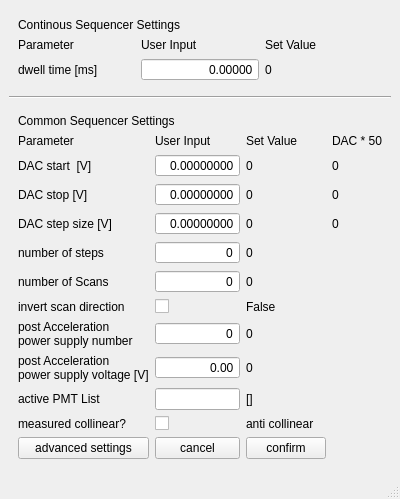
Old version of the form TildaHost/source/Interface/TrackParUi/Ui_TrackPar.ui in the repository lasersphere/Tilda.
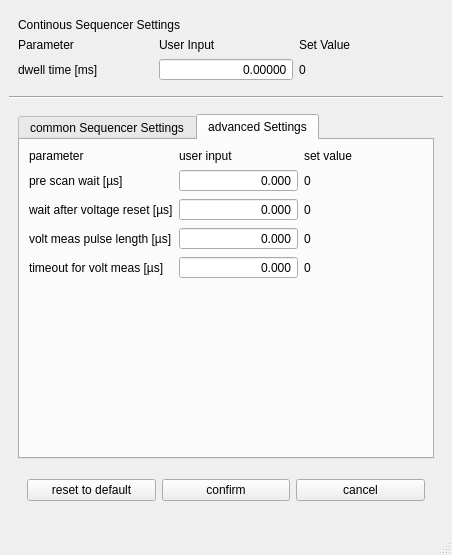
New version of the form. The open tabs and pages were chosen to show the change. Icons and pictures are not drawn.

Patch:
```diff
--- a/TildaHost/source/Interface/TrackParUi/Ui_TrackPar.ui
+++ b/TildaHost/source/Interface/TrackParUi/Ui_TrackPar.ui
@@ -6,8 +6,8 @@
    <rect>
     <x>0</x>
     <y>0</y>
-    <width>391</width>
-    <height>472</height>
+    <width>412</width>
+    <height>527</height>
    </rect>
   </property>
   <property name="windowTitle">
@@ -127,15 +127,16 @@
        <widget class="QWidget" name="widget_3" native="true">
         <layout class="QVBoxLayout" name="verticalLayout_4">
          <item>
-          <widget class="QLabel" name="label_2">
-           <property name="text">
-            <string>Common Sequencer Settings</string>
+          <widget class="QTabWidget" name="tabwidget">
+           <property name="currentIndex">
+            <number>0</number>
            </property>
-          </widget>
-         </item>
-         <item>
+           <widget class="QWidget" name="seqComSet" native="true">
+            <attribute name="title">
+             <string>common Sequencer Settings</string>
+            </attribute>
           <layout class="QGridLayout" name="gridLayout_4">
-           <item row="9" column="1">
+             <item row="10" column="1">
             <widget class="QLineEdit" name="lineEdit_activePmtList">
              <property name="sizePolicy">
               <sizepolicy hsizetype="Preferred" vsizetype="Fixed">
@@ -158,7 +159,7 @@
              </property>
             </widget>
            </item>
-           <item row="8" column="1">
+             <item row="9" column="1">
             <widget class="QDoubleSpinBox" name="doubleSpinBox_postAccOffsetVolt">
              <property name="alignment">
               <set>Qt::AlignRight|Qt::AlignTrailing|Qt::AlignVCenter</set>
@@ -220,14 +221,14 @@
              </property>
             </widget>
            </item>
-           <item row="9" column="0">
+             <item row="10" column="0">
             <widget class="QLabel" name="label_activePmtList">
              <property name="text">
               <string>active PMT List</string>
              </property>
             </widget>
            </item>
-           <item row="8" column="0">
+             <item row="9" column="0">
             <widget class="QLabel" name="label_postAccOffsetVolt">
              <property name="text">
               <string>post Acceleration 
@@ -235,33 +236,13 @@
              </property>
             </widget>
            </item>
-           <item row="7" column="1">
-            <widget class="QSpinBox" name="spinBox_postAccOffsetVoltControl">
-             <property name="alignment">
-              <set>Qt::AlignRight|Qt::AlignTrailing|Qt::AlignVCenter</set>
-             </property>
-             <property name="buttonSymbols">
-              <enum>QAbstractSpinBox::NoButtons</enum>
-             </property>
-             <property name="keyboardTracking">
-              <bool>false</bool>
-             </property>
-            </widget>
-           </item>
-           <item row="8" column="2">
+             <item row="9" column="2">
             <widget class="QLabel" name="label_postAccOffsetVolt_set">
              <property name="text">
               <string>0</string>
              </property>
             </widget>
            </item>
-           <item row="7" column="2">
-            <widget class="QLabel" name="label_postAccOffsetVoltControl_set">
-             <property name="text">
-              <string>0</string>
-             </property>
-            </widget>
-           </item>
            <item row="5" column="1">
             <widget class="QSpinBox" name="spinBox_nOfScans">
              <property name="alignment">
@@ -282,36 +263,35 @@
              </property>
             </widget>
            </item>
-           <item row="10" column="1">
+             <item row="11" column="1">
             <widget class="QCheckBox" name="checkBox_colDirTrue">
              <property name="text">
               <string/>
              </property>
             </widget>
            </item>
-           <item row="10" column="0">
+             <item row="11" column="0">
             <widget class="QLabel" name="label_colDirTrue">
              <property name="text">
               <string>measured collinear?</string>
              </property>
             </widget>
            </item>
-           <item row="10" column="2">
+             <item row="11" column="2">
             <widget class="QLabel" name="label_colDirTrue_set">
              <property name="text">
               <string>anti collinear</string>
              </property>
             </widget>
            </item>
-           <item row="11" column="0">
-            <widget class="QPushButton" name="pushButton_advancedSettings">
-             <property name="text">
-              <string>advanced settings</string>
-             </property>
-            </widget>
-           </item>
            <item row="0" column="2">
             <widget class="QLabel" name="label_5">
+               <property name="sizePolicy">
+                <sizepolicy hsizetype="Preferred" vsizetype="Fixed">
+                 <horstretch>0</horstretch>
+                 <verstretch>0</verstretch>
+                </sizepolicy>
+               </property>
              <property name="text">
               <string>Set Value</string>
              </property>
@@ -326,6 +306,12 @@
            </item>
            <item row="0" column="1">
             <widget class="QLabel" name="label_4">
+               <property name="sizePolicy">
+                <sizepolicy hsizetype="Preferred" vsizetype="Fixed">
+                 <horstretch>0</horstretch>
+                 <verstretch>0</verstretch>
+                </sizepolicy>
+               </property>
              <property name="text">
               <string>User Input</string>
              </property>
@@ -335,7 +321,7 @@
             <widget class="QLabel" name="label_postAccOffsetVoltControl">
              <property name="text">
               <string>post Acceleration 
-power supply number</string>
+power supply</string>
              </property>
             </widget>
            </item>
@@ -394,7 +380,7 @@
              </property>
             </widget>
            </item>
-           <item row="9" column="2">
+             <item row="10" column="2">
             <widget class="QLabel" name="label_activePmtList_set">
              <property name="text">
               <string>[]</string>
@@ -458,24 +444,16 @@
              </property>
             </widget>
            </item>
-           <item row="11" column="1">
-            <widget class="QPushButton" name="pushButton_cancel">
-             <property name="text">
-              <string>cancel</string>
-             </property>
-            </widget>
-           </item>
            <item row="0" column="0">
             <widget class="QLabel" name="label_3">
-             <property name="text">
-              <string>Parameter</string>
-             </property>
-            </widget>
-           </item>
-           <item row="11" column="2">
-            <widget class="QPushButton" name="pushButton_confirm">
+               <property name="sizePolicy">
+                <sizepolicy hsizetype="Preferred" vsizetype="Fixed">
+                 <horstretch>0</horstretch>
+                 <verstretch>0</verstretch>
+                </sizepolicy>
+               </property>
              <property name="text">
-              <string>confirm</string>
+                <string>Parameter</string>
              </property>
             </widget>
            </item>
@@ -488,6 +466,12 @@
            </item>
            <item row="0" column="3">
             <widget class="QLabel" name="label_7">
+               <property name="sizePolicy">
+                <sizepolicy hsizetype="Preferred" vsizetype="Fixed">
+                 <horstretch>0</horstretch>
+                 <verstretch>0</verstretch>
+                </sizepolicy>
+               </property>
              <property name="text">
               <string>DAC * 50</string>
              </property>
@@ -507,7 +491,319 @@
              </property>
             </widget>
            </item>
-          </layout>
+             <item row="7" column="1">
+              <widget class="QComboBox" name="comboBox_postAccOffsetVoltControl">
+               <item>
+                <property name="text">
+                 <string>Kepco</string>
+                </property>
+               </item>
+               <item>
+                <property name="text">
+                 <string>Heinzinger1</string>
+                </property>
+               </item>
+               <item>
+                <property name="text">
+                 <string>Heinzinger2</string>
+                </property>
+               </item>
+               <item>
+                <property name="text">
+                 <string>Heinzinger3</string>
+                </property>
+               </item>
+              </widget>
+             </item>
+             <item row="12" column="1">
+              <spacer name="verticalSpacer_2">
+               <property name="orientation">
+                <enum>Qt::Vertical</enum>
+               </property>
+               <property name="sizeType">
+                <enum>QSizePolicy::Preferred</enum>
+               </property>
+               <property name="sizeHint" stdset="0">
+                <size>
+                 <width>20</width>
+                 <height>0</height>
+                </size>
+               </property>
+              </spacer>
+             </item>
+             <item row="9" column="3">
+              <widget class="QPushButton" name="pushButton_postAccOffsetVolt">
+               <property name="text">
+                <string>set volt</string>
+               </property>
+              </widget>
+             </item>
+             <item row="7" column="3">
+              <widget class="QLabel" name="label_postAccOffsetVoltControl_set">
+               <property name="text">
+                <string>None</string>
+               </property>
+              </widget>
+             </item>
+             <item row="7" column="2">
+              <widget class="QLabel" name="label_11">
+               <property name="text">
+                <string>readback
+Voltage:</string>
+               </property>
+              </widget>
+             </item>
+            </layout>
+           </widget>
+           <widget class="QWidget" name="advancedSeqSettings">
+            <attribute name="title">
+             <string>advanced Settings</string>
+            </attribute>
+            <layout class="QGridLayout" name="gridLayout_5">
+             <item row="1" column="1">
+              <widget class="QDoubleSpinBox" name="doubleSpinBox_waitForKepco_muS">
+               <property name="frame">
+                <bool>true</bool>
+               </property>
+               <property name="alignment">
+                <set>Qt::AlignRight|Qt::AlignTrailing|Qt::AlignVCenter</set>
+               </property>
+               <property name="buttonSymbols">
+                <enum>QAbstractSpinBox::NoButtons</enum>
+               </property>
+               <property name="keyboardTracking">
+                <bool>false</bool>
+               </property>
+               <property name="decimals">
+                <number>3</number>
+               </property>
+               <property name="maximum">
+                <double>10000.000000000000000</double>
+               </property>
+               <property name="singleStep">
+                <double>0.500000000000000</double>
+               </property>
+              </widget>
+             </item>
+             <item row="4" column="0">
+              <widget class="QLabel" name="label_measVoltTimeout_muS">
+               <property name="text">
+                <string>timeout for volt meas [µs]</string>
+               </property>
+              </widget>
+             </item>
+             <item row="1" column="2">
+              <widget class="QLabel" name="label_waitForKepco_muS_set">
+               <property name="text">
+                <string>0</string>
+               </property>
+              </widget>
+             </item>
+             <item row="3" column="0">
+              <widget class="QLabel" name="label_measVoltPulseLength_muS">
+               <property name="text">
+                <string>volt meas pulse length [µs]</string>
+               </property>
+              </widget>
+             </item>
+             <item row="1" column="0">
+              <widget class="QLabel" name="label_waitForKepco_muS">
+               <property name="text">
+                <string>pre scan wait [µs]</string>
+               </property>
+              </widget>
+             </item>
+             <item row="2" column="0">
+              <widget class="QLabel" name="label_waitAfterReset_muS">
+               <property name="text">
+                <string>wait after voltage reset [µs]</string>
+               </property>
+              </widget>
+             </item>
+             <item row="2" column="1">
+              <widget class="QDoubleSpinBox" name="doubleSpinBox_waitAfterReset_muS">
+               <property name="frame">
+                <bool>true</bool>
+               </property>
+               <property name="alignment">
+                <set>Qt::AlignRight|Qt::AlignTrailing|Qt::AlignVCenter</set>
+               </property>
+               <property name="buttonSymbols">
+                <enum>QAbstractSpinBox::NoButtons</enum>
+               </property>
+               <property name="keyboardTracking">
+                <bool>false</bool>
+               </property>
+               <property name="decimals">
+                <number>3</number>
+               </property>
+               <property name="maximum">
+                <double>10000.000000000000000</double>
+               </property>
+               <property name="singleStep">
+                <double>0.500000000000000</double>
+               </property>
+              </widget>
+             </item>
+             <item row="3" column="1">
+              <widget class="QDoubleSpinBox" name="doubleSpinBox_measVoltPulseLength_muS">
+               <property name="frame">
+                <bool>true</bool>
+               </property>
+               <property name="alignment">
+                <set>Qt::AlignRight|Qt::AlignTrailing|Qt::AlignVCenter</set>
+               </property>
+               <property name="buttonSymbols">
+                <enum>QAbstractSpinBox::NoButtons</enum>
+               </property>
+               <property name="keyboardTracking">
+                <bool>false</bool>
+               </property>
+               <property name="decimals">
+                <number>3</number>
+               </property>
+               <property name="maximum">
+                <double>10000.000000000000000</double>
+               </property>
+               <property name="singleStep">
+                <double>0.500000000000000</double>
+               </property>
+              </widget>
+             </item>
+             <item row="4" column="1">
+              <widget class="QDoubleSpinBox" name="doubleSpinBox_measVoltTimeout_muS">
+               <property name="frame">
+                <bool>true</bool>
+               </property>
+               <property name="alignment">
+                <set>Qt::AlignRight|Qt::AlignTrailing|Qt::AlignVCenter</set>
+               </property>
+               <property name="buttonSymbols">
+                <enum>QAbstractSpinBox::NoButtons</enum>
+               </property>
+               <property name="keyboardTracking">
+                <bool>false</bool>
+               </property>
+               <property name="decimals">
+                <number>3</number>
+               </property>
+               <property name="maximum">
+                <double>10000.000000000000000</double>
+               </property>
+               <property name="singleStep">
+                <double>0.500000000000000</double>
+               </property>
+              </widget>
+             </item>
+             <item row="0" column="0">
+              <widget class="QLabel" name="label_2">
+               <property name="sizePolicy">
+                <sizepolicy hsizetype="Preferred" vsizetype="Fixed">
+                 <horstretch>0</horstretch>
+                 <verstretch>0</verstretch>
+                </sizepolicy>
+               </property>
+               <property name="text">
+                <string>parameter</string>
+               </property>
+              </widget>
+             </item>
+             <item row="0" column="1">
+              <widget class="QLabel" name="label_6">
+               <property name="sizePolicy">
+                <sizepolicy hsizetype="Preferred" vsizetype="Fixed">
+                 <horstretch>0</horstretch>
+                 <verstretch>0</verstretch>
+                </sizepolicy>
+               </property>
+               <property name="text">
+                <string>user input</string>
+               </property>
+              </widget>
+             </item>
+             <item row="0" column="2">
+              <widget class="QLabel" name="label_13">
+               <property name="sizePolicy">
+                <sizepolicy hsizetype="Preferred" vsizetype="Fixed">
+                 <horstretch>0</horstretch>
+                 <verstretch>0</verstretch>
+                </sizepolicy>
+               </property>
+               <property name="text">
+                <string>set value</string>
+               </property>
+              </widget>
+             </item>
+             <item row="2" column="2">
+              <widget class="QLabel" name="label_waitAfterReset_muS_set">
+               <property name="text">
+                <string>0</string>
+               </property>
+              </widget>
+             </item>
+             <item row="3" column="2">
+              <widget class="QLabel" name="label_measVoltPulseLength_muS_set">
+               <property name="text">
+                <string>0</string>
+               </property>
+              </widget>
+             </item>
+             <item row="4" column="2">
+              <widget class="QLabel" name="label_measVoltTimeout_muS_set">
+               <property name="text">
+                <string>0</string>
+               </property>
+              </widget>
+             </item>
+             <item row="5" column="1">
+              <spacer name="verticalSpacer">
+               <property name="orientation">
+                <enum>Qt::Vertical</enum>
+               </property>
+               <property name="sizeHint" stdset="0">
+                <size>
+                 <width>20</width>
+                 <height>40</height>
+                </size>
+               </property>
+              </spacer>
+             </item>
+            </layout>
+           </widget>
+          </widget>
+         </item>
+         <item>
+          <widget class="QWidget" name="gridWidgetButtons" native="true">
+           <property name="minimumSize">
+            <size>
+             <width>366</width>
+             <height>50</height>
+            </size>
+           </property>
+           <layout class="QGridLayout" name="gridLayout_3">
+            <item row="0" column="0">
+             <widget class="QPushButton" name="pushButtonResetToDefault">
+              <property name="text">
+               <string>reset to default</string>
+              </property>
+             </widget>
+            </item>
+            <item row="0" column="1">
+             <widget class="QPushButton" name="pushButton_confirm">
+              <property name="text">
+               <string>confirm</string>
+              </property>
+             </widget>
+            </item>
+            <item row="0" column="2">
+             <widget class="QPushButton" name="pushButton_cancel">
+              <property name="text">
+               <string>cancel</string>
+              </property>
+             </widget>
+            </item>
+           </layout>
+          </widget>
          </item>
         </layout>
        </widget>
```
Left out of the diff: 8 changed lines with no effect on the pictures. Lines whose indentation alone changed are shown as unchanged.
